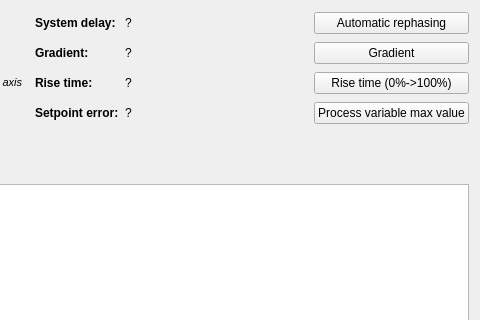
The window that dp_app/include/UIs/XYGraphTab.ui (stejskald/FVE-testing-and-data-processing) describes before a commit, drawn with Qt 5; both pictures show x 311 to 791 and y 0 to 320 of the 791 by 800 pixel window.
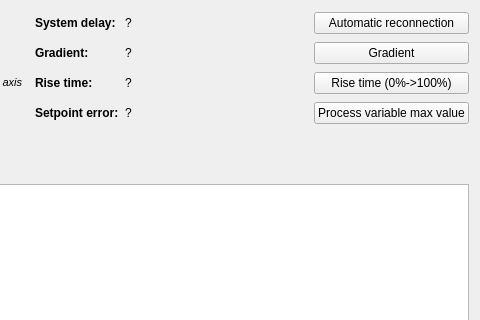
The same window after the commit. Custom widgets are drawn as their Qt base class.

```diff
--- a/dp_app/include/UIs/XYGraphTab.ui
+++ b/dp_app/include/UIs/XYGraphTab.ui
@@ -116,7 +116,7 @@
      <item row="0" column="10">
       <widget class="QPushButton" name="btnAutoRephase">
        <property name="text">
-        <string>Automatic rephasing</string>
+        <string>Automatic reconnection</string>
        </property>
       </widget>
      </item>
```
